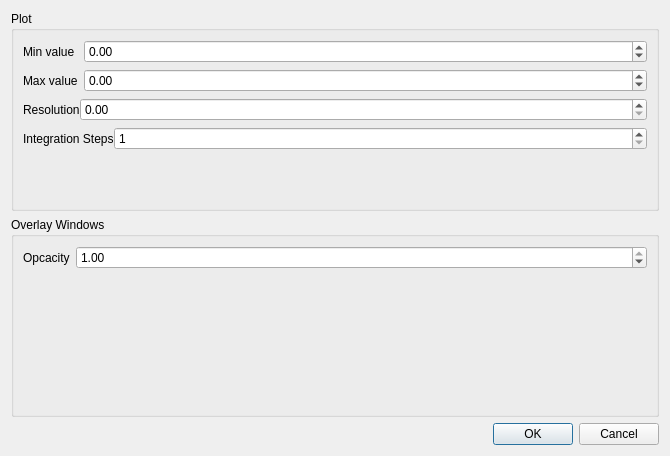
The window that globalconfigdialog.ui (arntanguy/STS-simulator) describes before a commit, drawn with Qt 5.
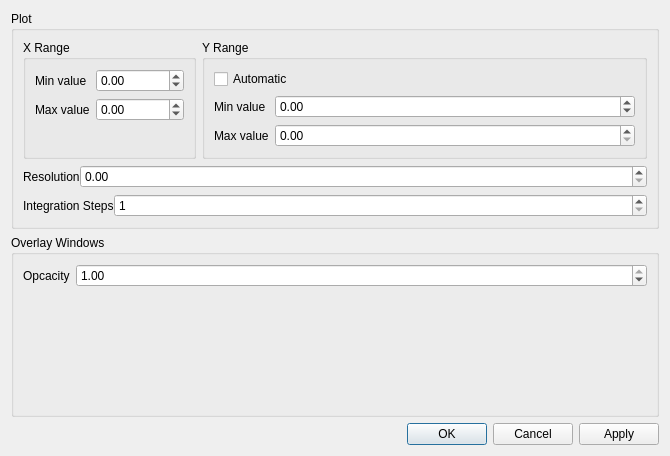
The same window after the commit.

Commit message: Move plot range to global settings

```diff
--- a/globalconfigdialog.ui
+++ b/globalconfigdialog.ui
@@ -27,6 +27,12 @@
        <enum>QFormLayout::AllNonFixedFieldsGrow</enum>
       </property>
       <item row="0" column="0">
+       <widget class="QGroupBox" name="groupBox_2">
+        <property name="title">
+         <string>X Range</string>
+        </property>
+        <layout class="QFormLayout" name="formLayout_2">
+         <item row="0" column="0">
        <widget class="QLabel" name="label_8">
         <property name="text">
          <string>Min value</string>
@@ -46,14 +52,14 @@
         </property>
        </widget>
       </item>
-      <item row="3" column="0">
+         <item row="1" column="0">
        <widget class="QLabel" name="label_9">
         <property name="text">
          <string>Max value</string>
         </property>
        </widget>
       </item>
-      <item row="3" column="1">
+         <item row="1" column="1">
        <widget class="QDoubleSpinBox" name="plotMax">
         <property name="minimum">
          <double>-1000000000.000000000000000</double>
@@ -66,7 +72,10 @@
         </property>
        </widget>
       </item>
-      <item row="4" column="0" colspan="2">
+        </layout>
+       </widget>
+      </item>
+      <item row="3" column="0" colspan="2">
        <widget class="QWidget" name="curveResolutionWidget" native="true">
         <layout class="QFormLayout" name="formLayout_5">
          <property name="horizontalSpacing">
@@ -107,7 +116,7 @@
         </layout>
        </widget>
       </item>
-      <item row="5" column="0" colspan="2">
+      <item row="4" column="0" colspan="2">
        <widget class="QWidget" name="curveIntegralResolutionWidget" native="true">
         <property name="sizePolicy">
          <sizepolicy hsizetype="Preferred" vsizetype="Preferred">
@@ -163,6 +172,52 @@
         </layout>
        </widget>
       </item>
+      <item row="0" column="1">
+       <widget class="QGroupBox" name="groupBox_3">
+        <property name="title">
+         <string>Y Range</string>
+        </property>
+        <layout class="QFormLayout" name="formLayout_3">
+         <item row="0" column="0" colspan="2">
+          <widget class="QCheckBox" name="plotYAuto">
+           <property name="text">
+            <string>Automatic</string>
+           </property>
+          </widget>
+         </item>
+         <item row="1" column="0">
+          <widget class="QLabel" name="label_13">
+           <property name="text">
+            <string>Min value</string>
+           </property>
+          </widget>
+         </item>
+         <item row="1" column="1">
+          <widget class="QDoubleSpinBox" name="plotYMin">
+           <property name="minimum">
+            <double>-1000000000.000000000000000</double>
+           </property>
+           <property name="maximum">
+            <double>1000000000.000000000000000</double>
+           </property>
+           <property name="singleStep">
+            <double>0.500000000000000</double>
+           </property>
+          </widget>
+         </item>
+         <item row="2" column="0">
+          <widget class="QLabel" name="label_12">
+           <property name="text">
+            <string>Max value</string>
+           </property>
+          </widget>
+         </item>
+         <item row="2" column="1">
+          <widget class="QDoubleSpinBox" name="plotYMax"/>
+         </item>
+        </layout>
+       </widget>
+      </item>
      </layout>
     </widget>
    </item>
@@ -172,7 +227,7 @@
       <enum>Qt::Horizontal</enum>
      </property>
      <property name="standardButtons">
-      <set>QDialogButtonBox::Cancel|QDialogButtonBox::Ok</set>
+      <set>QDialogButtonBox::Apply|QDialogButtonBox::Cancel|QDialogButtonBox::Ok</set>
      </property>
     </widget>
    </item>
```
Lines whose indentation alone changed are shown as unchanged. The commit also changes 10 other files.
